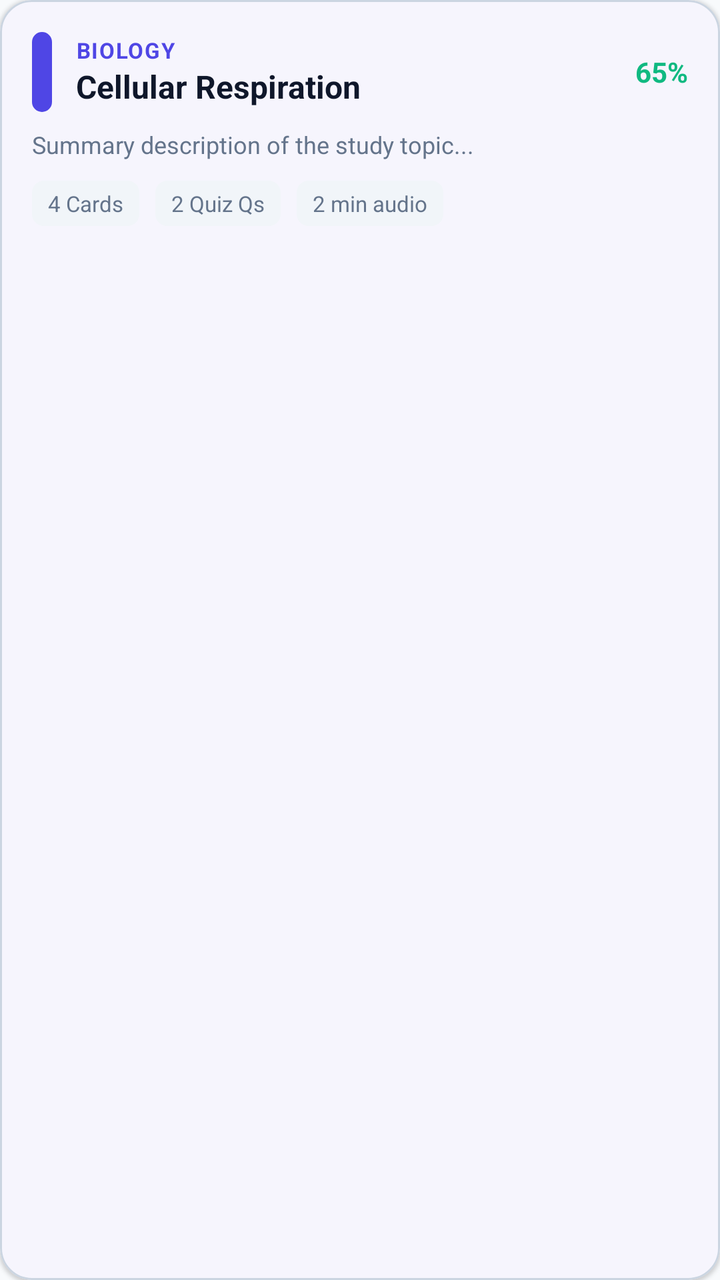
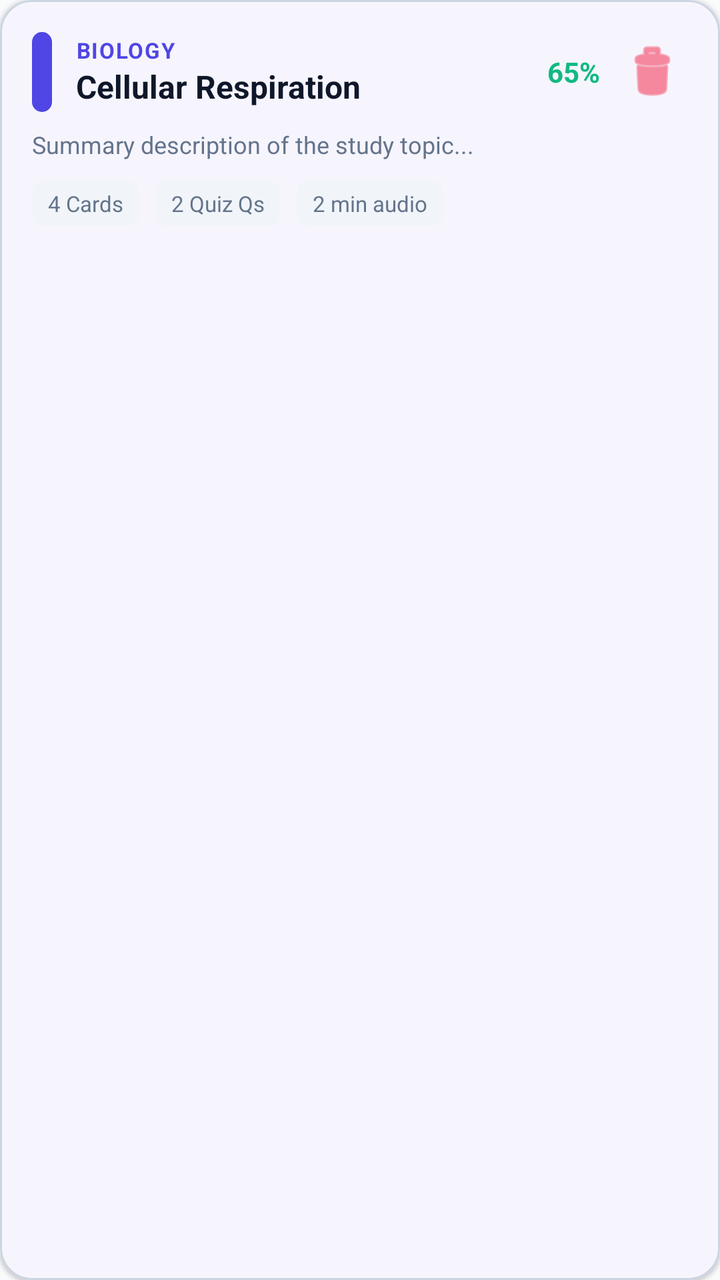

Two renders of the same Android screen: before a commit and after it. Below are the layout's source before the change and the commit's diff.
<!-- AndroidManifest.xml: application theme Theme.StudyBuddy -->
<!-- res/layout/item_study_kit.xml -->
<?xml version="1.0" encoding="utf-8"?>
<com.google.android.material.card.MaterialCardView xmlns:android="http://schemas.android.com/apk/res/android"
    xmlns:app="http://schemas.android.com/apk/res-auto"
    android:id="@+id/card_kit_item"
    android:layout_width="match_parent"
    android:layout_height="wrap_content"
    android:layout_marginBottom="12dp"
    app:cardCornerRadius="16dp"
    app:cardElevation="1dp"
    app:strokeWidth="1dp"
    app:strokeColor="@color/md_theme_outline"
    app:cardBackgroundColor="@color/md_theme_surface">

    <LinearLayout
        android:layout_width="match_parent"
        android:layout_height="wrap_content"
        android:orientation="vertical"
        android:padding="16dp">

        <LinearLayout
            android:layout_width="match_parent"
            android:layout_height="wrap_content"
            android:orientation="horizontal"
            android:gravity="center_vertical">

            <View
                android:id="@+id/view_kit_indicator"
                android:layout_width="10dp"
                android:layout_height="40dp"
                android:background="@drawable/indicator_pill"
                android:layout_marginEnd="12dp" />

            <LinearLayout
                android:layout_width="0dp"
                android:layout_height="wrap_content"
                android:layout_weight="1"
                android:orientation="vertical">

                <TextView
                    android:id="@+id/tv_kit_subject"
                    android:layout_width="wrap_content"
                    android:layout_height="wrap_content"
                    android:text="BIOLOGY"
                    android:textColor="@color/md_theme_primary"
                    android:textSize="11sp"
                    android:textStyle="bold"
                    android:letterSpacing="0.05" />

                <TextView
                    android:id="@+id/tv_kit_title"
                    android:layout_width="wrap_content"
                    android:layout_height="wrap_content"
                    android:text="Cellular Respiration"
                    android:textColor="@color/md_theme_onSurface"
                    android:textSize="16sp"
                    android:textStyle="bold" />
            </LinearLayout>

            <TextView
                android:id="@+id/tv_kit_mastery"
                android:layout_width="wrap_content"
                android:layout_height="wrap_content"
                android:text="65%"
                android:textColor="@color/accent_green"
                android:textSize="14sp"
                android:textStyle="bold" />
        </LinearLayout>

        <TextView
            android:id="@+id/tv_kit_summary"
            android:layout_width="match_parent"
            android:layout_height="wrap_content"
            android:layout_marginTop="8dp"
            android:maxLines="2"
            android:ellipsize="end"
            android:text="Summary description of the study topic..."
            android:textColor="@color/md_theme_onSurfaceVariant"
            android:textSize="12sp" />

        
        <LinearLayout
            android:layout_width="match_parent"
            android:layout_height="wrap_content"
            android:layout_marginTop="10dp"
            android:orientation="horizontal"
            android:gravity="center_vertical">

            <TextView
                android:id="@+id/tv_badge_cards"
                android:layout_width="wrap_content"
                android:layout_height="wrap_content"
                android:background="@drawable/badge_bg"
                android:paddingHorizontal="8dp"
                android:paddingVertical="4dp"
                android:text="4 Cards"
                android:textColor="@color/md_theme_onSurfaceVariant"
                android:textSize="11sp" />

            <TextView
                android:id="@+id/tv_badge_quiz"
                android:layout_width="wrap_content"
                android:layout_height="wrap_content"
                android:layout_marginStart="8dp"
                android:background="@drawable/badge_bg"
                android:paddingHorizontal="8dp"
                android:paddingVertical="4dp"
                android:text="2 Quiz Qs"
                android:textColor="@color/md_theme_onSurfaceVariant"
                android:textSize="11sp" />

            <TextView
                android:id="@+id/tv_badge_audio"
                android:layout_width="wrap_content"
                android:layout_height="wrap_content"
                android:layout_marginStart="8dp"
                android:background="@drawable/badge_bg"
                android:paddingHorizontal="8dp"
                android:paddingVertical="4dp"
                android:text="2 min audio"
                android:textColor="@color/md_theme_onSurfaceVariant"
                android:textSize="11sp" />
        </LinearLayout>

    </LinearLayout>
</com.google.android.material.card.MaterialCardView>
<!-- resources referenced by this layout -->
<resources>
  <color name="accent_green">#10B981</color>
  <color name="md_theme_onSurface">#0F172A</color>
  <color name="md_theme_onSurfaceVariant">#64748B</color>
  <color name="md_theme_outline">#CBD5E1</color>
  <color name="md_theme_primary">#4F46E5</color>
  <color name="md_theme_surface">#FFFFFF</color>
  <!-- drawable badge_bg (drawable) -->
  <?xml version="1.0" encoding="utf-8"?>
  <shape xmlns:android="http://schemas.android.com/apk/res/android"
      android:shape="rectangle">
      <corners android:radius="6dp" />
      <solid android:color="@color/md_theme_surfaceVariant" />
  </shape>
  <!-- drawable indicator_pill (drawable) -->
  <?xml version="1.0" encoding="utf-8"?>
  <shape xmlns:android="http://schemas.android.com/apk/res/android"
      android:shape="rectangle">
      <corners android:radius="8dp" />
      <solid android:color="@color/md_theme_primary" />
  </shape>
  <style name="Theme.StudyBuddy" parent="Theme.Material3.DayNight.NoActionBar">
          
          <item name="colorPrimary">@color/md_theme_primary</item>
          <item name="colorOnPrimary">@color/md_theme_onPrimary</item>
          <item name="colorPrimaryContainer">@color/md_theme_primaryContainer</item>
          <item name="colorOnPrimaryContainer">@color/md_theme_onPrimaryContainer</item>
          
          <item name="colorSecondary">@color/md_theme_secondary</item>
          <item name="colorOnSecondary">@color/md_theme_onSecondary</item>
          <item name="colorSecondaryContainer">@color/md_theme_secondaryContainer</item>
          <item name="colorOnSecondaryContainer">@color/md_theme_onSecondaryContainer</item>
  
          <item name="colorTertiary">@color/md_theme_tertiary</item>
          <item name="colorOnTertiary">#FFFFFF</item>
  
          <item name="android:colorBackground">@color/md_theme_background</item>
          <item name="colorSurface">@color/md_theme_surface</item>
          <item name="colorOnSurface">@color/md_theme_onSurface</item>
          <item name="colorSurfaceVariant">@color/md_theme_surfaceVariant</item>
          <item name="colorOnSurfaceVariant">@color/md_theme_onSurfaceVariant</item>
  
          
          <item name="android:statusBarColor">@color/md_theme_background</item>
          <item name="android:windowLightStatusBar">true</item>
          <item name="android:navigationBarColor">@color/md_theme_surface</item>
      </style>
  <color name="md_theme_surfaceVariant">#F1F5F9</color>
  <color name="md_theme_onPrimary">#FFFFFF</color>
  <color name="md_theme_primaryContainer">#EEF2FF</color>
  <color name="md_theme_onPrimaryContainer">#312E81</color>
  <color name="md_theme_secondary">#06B6D4</color>
  <color name="md_theme_onSecondary">#FFFFFF</color>
  <color name="md_theme_secondaryContainer">#E0F2FE</color>
  <color name="md_theme_onSecondaryContainer">#0369A1</color>
  <color name="md_theme_tertiary">#8B5CF6</color>
  <color name="md_theme_background">#F8FAFC</color>
</resources>

<!-- the commit's change to res/layout/item_study_kit.xml (unified diff, before → after) -->
@@ -64,6 +64,16 @@
                 android:textColor="@color/accent_green"
                 android:textSize="14sp"
                 android:textStyle="bold" />
+
+            <ImageButton
+                android:id="@+id/btn_delete_kit"
+                android:layout_width="36dp"
+                android:layout_height="36dp"
+                android:layout_marginStart="8dp"
+                android:background="?attr/selectableItemBackgroundBorderless"
+                android:contentDescription="Delete Study Kit"
+                android:src="@android:drawable/ic_menu_delete"
+                app:tint="#F43F5E" />
         </LinearLayout>
 
         <TextView
